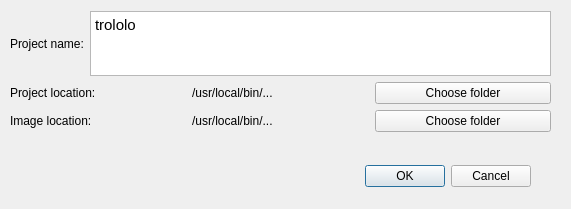
First picture: the form in ui/newproject.ui, repository lybros/appa, before the edit.
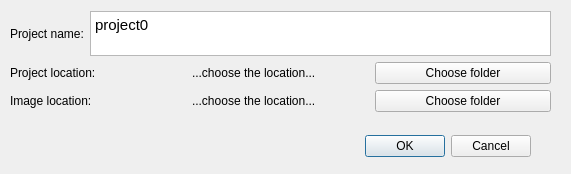
Second picture: the form after the edit.

Commit message: creating a project in filesystem, simple config

The edit to the form file:
```diff
--- a/ui/newproject.ui
+++ b/ui/newproject.ui
@@ -7,7 +7,7 @@
     <x>0</x>
     <y>0</y>
     <width>571</width>
-    <height>209</height>
+    <height>174</height>
    </rect>
   </property>
   <property name="windowTitle">
@@ -16,9 +16,9 @@
   <widget class="QDialogButtonBox" name="buttonBox">
    <property name="geometry">
     <rect>
-     <x>190</x>
-     <y>160</y>
-     <width>341</width>
+     <x>230</x>
+     <y>130</y>
+     <width>301</width>
      <height>32</height>
     </rect>
    </property>
@@ -29,13 +29,13 @@
     <set>QDialogButtonBox::Cancel|QDialogButtonBox::Ok</set>
    </property>
   </widget>
-  <widget class="QWidget" name="">
+  <widget class="QWidget" name="layoutWidget">
    <property name="geometry">
     <rect>
      <x>10</x>
      <y>11</y>
      <width>541</width>
-     <height>121</height>
+     <height>101</height>
     </rect>
    </property>
    <layout class="QVBoxLayout" name="verticalLayout">
@@ -55,7 +55,7 @@
 &lt;html&gt;&lt;head&gt;&lt;meta name=&quot;qrichtext&quot; content=&quot;1&quot; /&gt;&lt;style type=&quot;text/css&quot;&gt;
 p, li { white-space: pre-wrap; }
 &lt;/style&gt;&lt;/head&gt;&lt;body style=&quot; font-family:'Ubuntu'; font-size:11pt; font-weight:400; font-style:normal;&quot;&gt;
-&lt;p style=&quot; margin-top:0px; margin-bottom:0px; margin-left:0px; margin-right:0px; -qt-block-indent:0; text-indent:0px;&quot;&gt;trololo&lt;/p&gt;&lt;/body&gt;&lt;/html&gt;</string>
+&lt;p style=&quot; margin-top:0px; margin-bottom:0px; margin-left:0px; margin-right:0px; -qt-block-indent:0; text-indent:0px;&quot;&gt;project0&lt;/p&gt;&lt;/body&gt;&lt;/html&gt;</string>
         </property>
        </widget>
       </item>
@@ -73,7 +73,7 @@
       <item>
        <widget class="QLabel" name="project_path">
         <property name="text">
-         <string>/usr/local/bin/...</string>
+         <string>...choose the location...</string>
         </property>
        </widget>
       </item>
@@ -98,7 +98,7 @@
       <item>
        <widget class="QLabel" name="images_path">
         <property name="text">
-         <string>/usr/local/bin/...</string>
+         <string>...choose the location...</string>
         </property>
        </widget>
       </item>
```
The commit also changes 8 other files.
